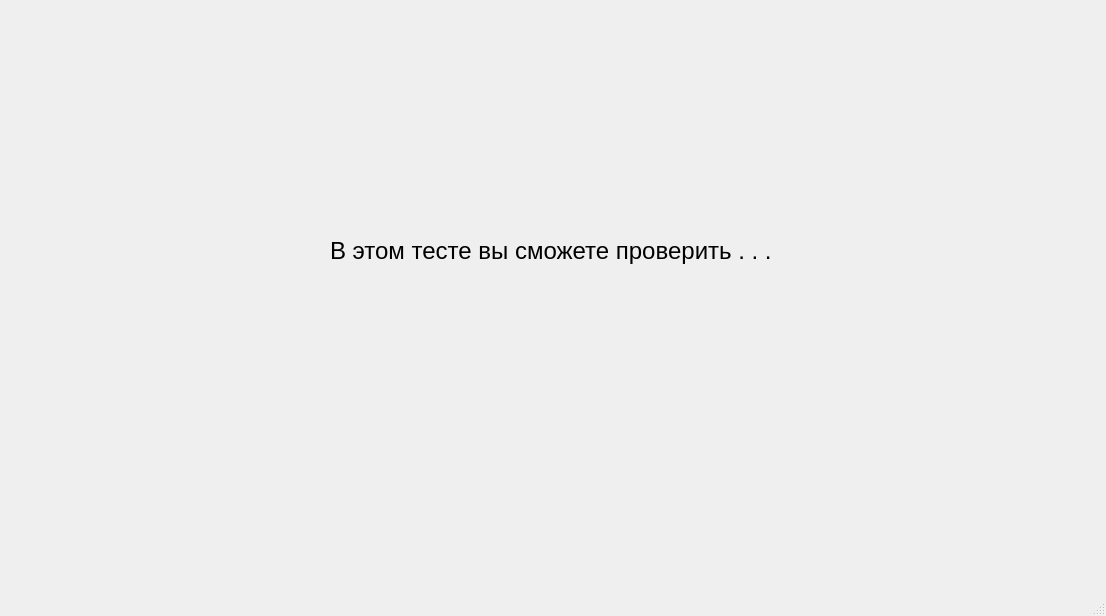
The window that projectAboutGame.ui (Archemalit/Project_Yandex) describes before a commit, drawn with Qt 5.
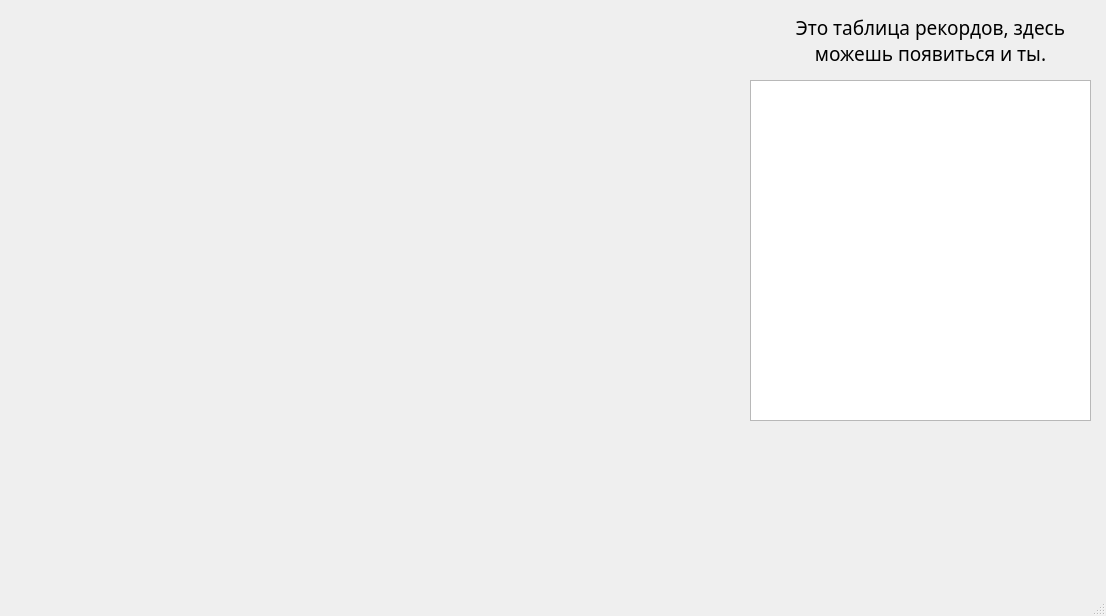
The same window after the commit. Icons and pictures are not drawn.

The edit to the form file:
```diff
--- a/projectAboutGame.ui
+++ b/projectAboutGame.ui
@@ -20,15 +20,15 @@
    <widget class="QLabel" name="label">
     <property name="geometry">
      <rect>
-      <x>330</x>
-      <y>160</y>
-      <width>481</width>
-      <height>181</height>
+      <x>20</x>
+      <y>30</y>
+      <width>721</width>
+      <height>391</height>
      </rect>
     </property>
     <property name="font">
      <font>
-      <pointsize>18</pointsize>
+      <pointsize>20</pointsize>
      </font>
     </property>
     <property name="styleSheet">
@@ -36,7 +36,52 @@
 border-image: None;</string>
     </property>
     <property name="text">
-     <string>В этом тесте вы сможете проверить . . . </string>
+     <string/>
+    </property>
+    <property name="wordWrap">
+     <bool>true</bool>
+    </property>
+   </widget>
+   <widget class="QLabel" name="label_2">
+    <property name="geometry">
+     <rect>
+      <x>770</x>
+      <y>10</y>
+      <width>321</width>
+      <height>61</height>
+     </rect>
+    </property>
+    <property name="font">
+     <font>
+      <family>Notram</family>
+      <pointsize>14</pointsize>
+     </font>
+    </property>
+    <property name="styleSheet">
+     <string notr="true">background:transparent;
+border-image: None;</string>
+    </property>
+    <property name="text">
+     <string>Это таблица рекордов, здесь можешь появиться и ты.</string>
+    </property>
+    <property name="alignment">
+     <set>Qt::AlignCenter</set>
+    </property>
+    <property name="wordWrap">
+     <bool>true</bool>
+    </property>
+   </widget>
+   <widget class="QTableWidget" name="tableWidgetRecords">
+    <property name="geometry">
+     <rect>
+      <x>750</x>
+      <y>80</y>
+      <width>341</width>
+      <height>341</height>
+     </rect>
+    </property>
+    <property name="styleSheet">
+     <string notr="true">border-image: None;</string>
     </property>
    </widget>
   </widget>
```
Left out of the diff: 2 changed lines with no effect on the pictures.
